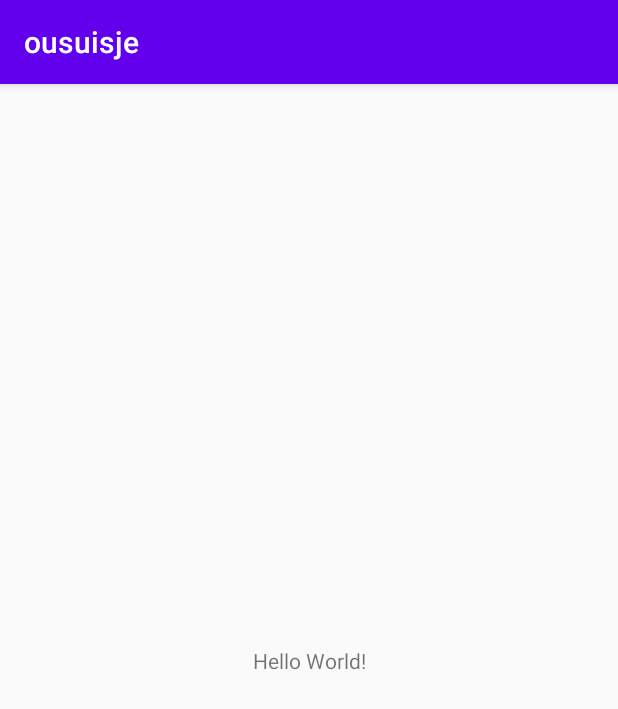
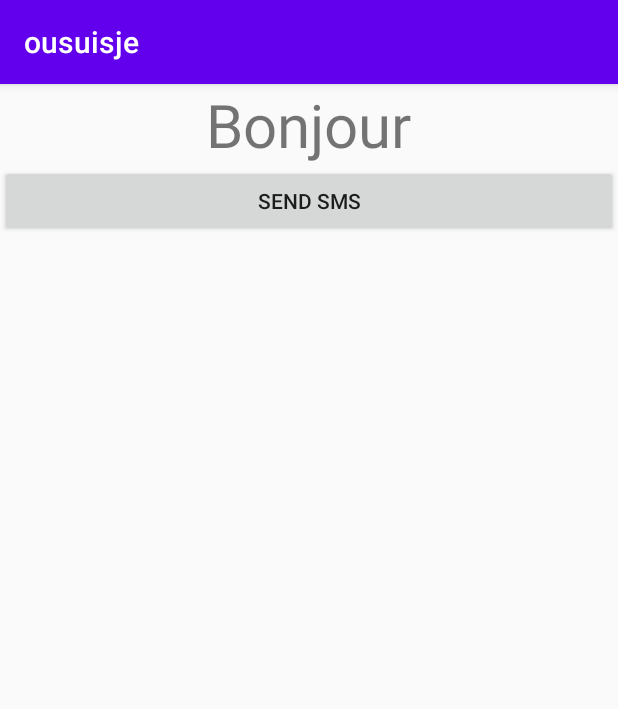
Before and after one commit to co61/ousuisje, an Android app: the screen it shows after launch (MainActivity), on a phone screen of 412 x 824 dp. Shown: the top 709 px of the screen. Run offline under Robolectric (Android 15) with nearby library versions, the light colour scheme and no system bars.

Commit message:
first commit

```diff
--- a/app/src/main/java/fr/c7regne/ousuisje/MainActivity.java
+++ b/app/src/main/java/fr/c7regne/ousuisje/MainActivity.java
@@ -2,13 +2,81 @@ package fr.c7regne.ousuisje;
 
 import androidx.appcompat.app.AppCompatActivity;
 
+import android.Manifest;
+import android.content.pm.PackageManager;
 import android.os.Bundle;
+import android.telephony.SmsManager;
+import android.util.Log;
+import android.view.View;
+import android.widget.Button;
+import android.widget.Switch;
+import android.widget.TextView;
+import android.widget.Toast;
 
 public class MainActivity extends AppCompatActivity {
+    private static final int MY_PERMISSION_REQUEST_RECEIVE_SMS=0;
 
+    Button btnSendSMS;
     @Override
     protected void onCreate(Bundle savedInstanceState) {
+
         super.onCreate(savedInstanceState);
         setContentView(R.layout.activity_main);
+
+        if (android.os.Build.VERSION.SDK_INT >= android.os.Build.VERSION_CODES.M) {
+            if (checkSelfPermission(Manifest.permission.RECEIVE_SMS) == PackageManager.PERMISSION_DENIED) {
+                Log.d("permission", "permission denied to RECEIVE_SMS - requesting it");
+                String[] permissions = {Manifest.permission.RECEIVE_SMS};
+                requestPermissions(permissions, MY_PERMISSION_REQUEST_RECEIVE_SMS);
+            }
+        }
+
+        btnSendSMS = (Button) findViewById(R.id.btn_sms);
+        btnSendSMS.setOnClickListener(new View.OnClickListener()
+        {
+            public void onClick(View v) {
+                sendSMS();
+            }
+        });
+
+
+        /*//receive SMS
+        Bundle extras = getIntent().getExtras();
+        if (extras != null) {
+            String address = extras.getString("address");
+            String message = extras.getString("message");
+            TextView addressField = (TextView) findViewById(R.id.phone);
+            TextView messageField = (TextView) findViewById(R.id.message);
+            addressField.setText(address);
+            messageField.setText(message);
+        }*/
+    }//onCreate()
+
+    //send SMS
+
+
+    public void sendSMS() {
+        final int PERMISSION_REQUEST_CODE = 1;
+        if (android.os.Build.VERSION.SDK_INT >= android.os.Build.VERSION_CODES.M) {
+            if (checkSelfPermission(Manifest.permission.SEND_SMS) == PackageManager.PERMISSION_DENIED) {
+                Log.d("permission", "permission denied to SEND_SMS - requesting it");
+                String[] permissions = {Manifest.permission.SEND_SMS};
+                requestPermissions(permissions, PERMISSION_REQUEST_CODE);
+            }
+        }
+        String latitude = "lat";
+        String longitude = "long";
+        SmsManager sm = SmsManager.getDefault();
+        String number = "0651391408";
+        String msg = "Voici ma position: latitude=" + latitude + " , longitude=" + longitude;
+        sm.sendTextMessage(number, null, msg, null, null);
+        Toast.makeText(this, msg,Toast.LENGTH_SHORT).show();
     }
+
+
+
+
+
+
+
 }
--- a/app/src/main/res/layout/activity_main.xml
+++ b/app/src/main/res/layout/activity_main.xml
@@ -1,18 +1,34 @@
-<?xml version="1.0" encoding="utf-8"?>
-<androidx.constraintlayout.widget.ConstraintLayout xmlns:android="http://schemas.android.com/apk/res/android"
-    xmlns:app="http://schemas.android.com/apk/res-auto"
+<LinearLayout xmlns:android="http://schemas.android.com/apk/res/android"
     xmlns:tools="http://schemas.android.com/tools"
     android:layout_width="match_parent"
     android:layout_height="match_parent"
-    tools:context=".MainActivity">
+    android:orientation="vertical"
+    tools:context="fr.c7regne.ousuisje.MainActivity" >
 
     <TextView
+        android:id="@+id/welcome"
         android:layout_width="wrap_content"
         android:layout_height="wrap_content"
-        android:text="Hello World!"
-        app:layout_constraintBottom_toBottomOf="parent"
-        app:layout_constraintLeft_toLeftOf="parent"
-        app:layout_constraintRight_toRightOf="parent"
-        app:layout_constraintTop_toTopOf="parent" />
+        android:text="Bonjour"
+        android:textSize="40sp"
+        android:layout_gravity="center"/>
 
-</androidx.constraintlayout.widget.ConstraintLayout>
+    <Button
+        android:layout_width="match_parent"
+        android:layout_height="wrap_content"
+        android:id="@+id/btn_sms"
+        android:text="Send SMS"
+        ></Button>
+
+
+    <TextView
+        android:id="@+id/phone"
+        android:layout_width="wrap_content"
+        android:layout_height="wrap_content" />
+
+    <TextView
+        android:id="@+id/message"
+        android:layout_width="wrap_content"
+        android:layout_height="wrap_content" />
+
+</LinearLayout>
```
Also changed, not shown: app/src/main/AndroidManifest.xml (+23 -0 lines), app/src/main/java/fr/c7regne/ousuisje/SmsReceiver.java (added, +162 -0 lines), app/src/main/java/fr/c7regne/ousuisje/SmsService.java (added, +93 -0 lines).
